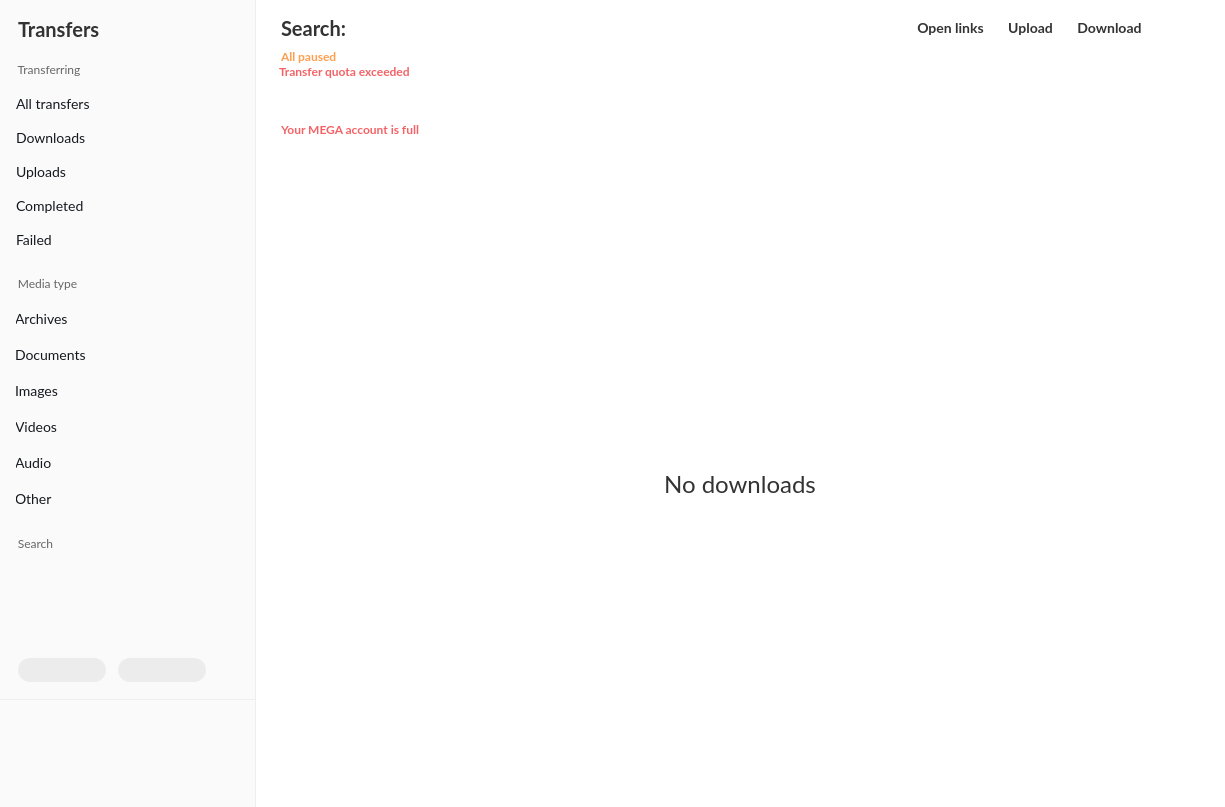
The window that src/MEGASync/transfers/gui/win/TransferManager.ui (meganz/MEGAsync) describes before a commit, drawn with Qt 5.
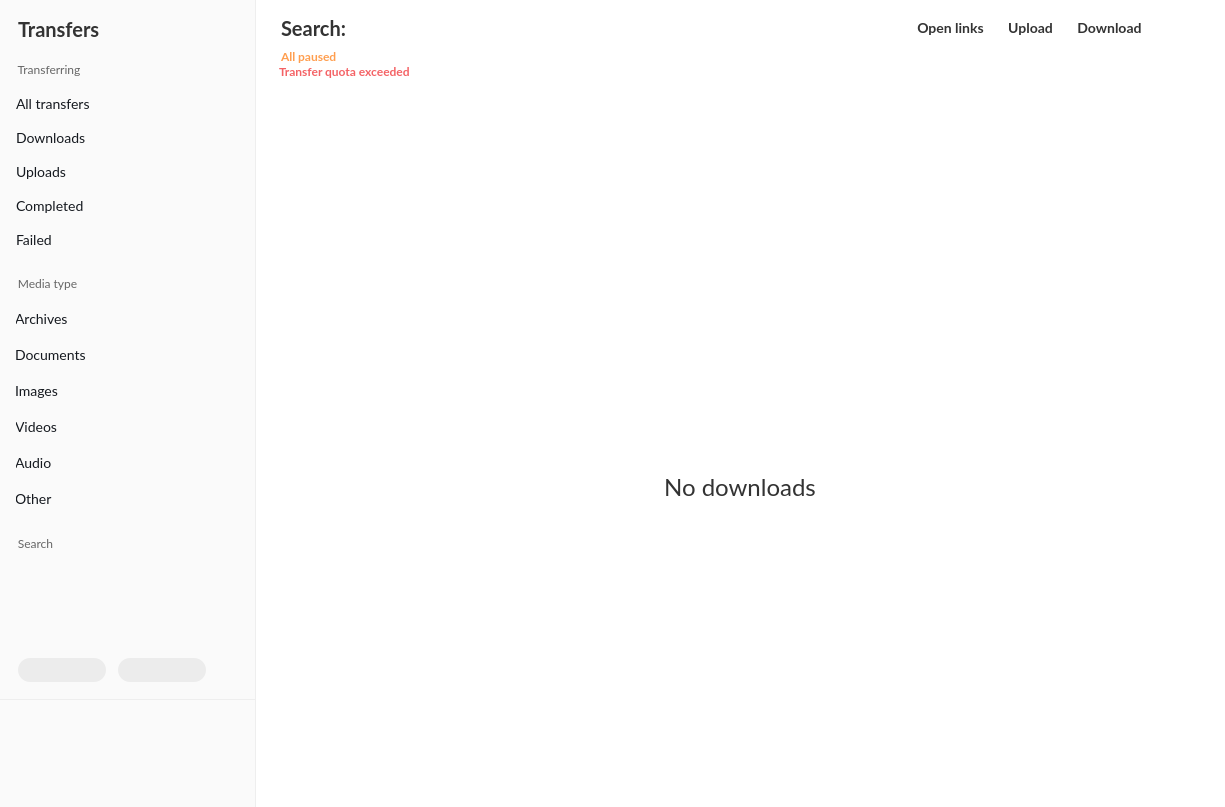
The same window after the commit. Icons and pictures are not drawn. Custom widgets are drawn as their Qt base class.

Commit message: AP-2060: Update almost full/full OQ text and style.

Patch:
```diff
--- a/src/MEGASync/transfers/gui/win/TransferManager.ui
+++ b/src/MEGASync/transfers/gui/win/TransferManager.ui
@@ -298,14 +298,6 @@
   padding-left: 2px;
 }
 
-#lStorageOverQuota
-{
-  color: #F46265;
-  font-size: 12px;
-  font-weight: bold;
-  padding-left: 14px;
-}
-
 #sTransfers QToolButton
 {
   qProperty-iconSize: 240px;
@@ -356,6 +348,31 @@
 }
 
 /* 
+* Storage OQ text
+*/
+
+#lStorageOverQuota
+{
+	font-size: 10px;
+	font-weight: 600;
+	margin-left: 16px;
+	border-radius: 4px;
+	padding: 4px 8px;
+}
+
+#lStorageOverQuota[state=&quot;almostfull&quot;]
+{
+	background-color: #FEF4C6; /*colorToken.notification-warning*/
+	color: #B55407; /*colorToken.text-warning*/
+}
+
+#lStorageOverQuota[state=&quot;full&quot;]
+{
+	background-color: #FFE4E8; /*colorToken.notification-error*/
+	color: #E31B57; /*colorToken.text-error*/
+}
+
+/* 
 * TransfersAccountInfoWidget
 */
 
@@ -2852,7 +2869,7 @@
                 </sizepolicy>
                </property>
                <property name="text">
-                <string>Your MEGA account is full</string>
+                <string/>
                </property>
               </widget>
              </item>
```
The commit also changes 5 other files.
